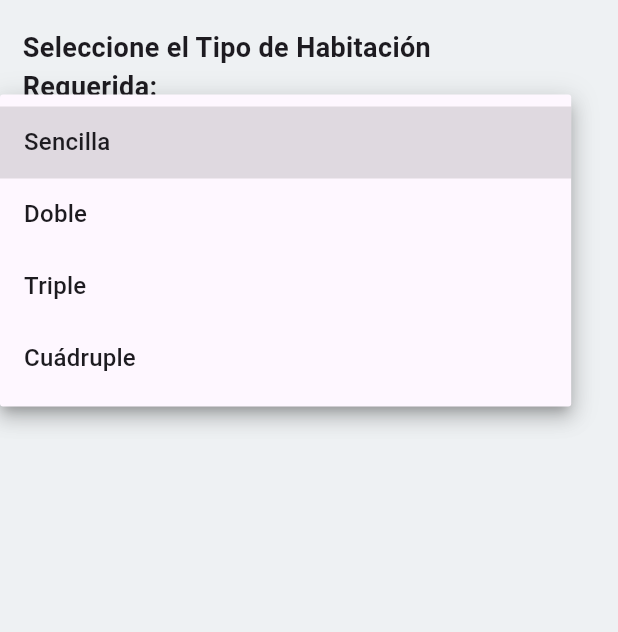
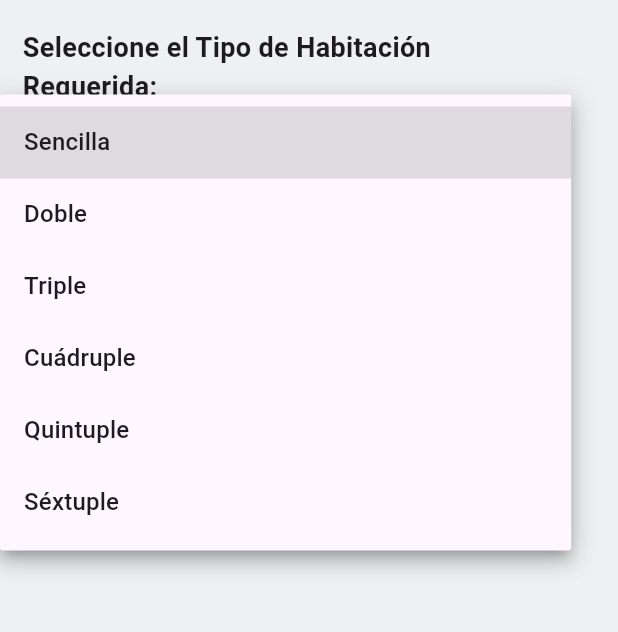
Before and after one commit to JMPS1984/saiey, a Flutter app: the AddReserveForm screen opened by its route, after a tap on the "arrow drop down" icon, on a phone screen of 412 x 824 dp, the part 84-716 px from its top. Run offline on Flutter 3.47's test engine with Material 3 defaults, Android fonts, the phone set to English and light mode, and no system bars; our stand-ins replace carousel_slider, email_validator, fl_chart, flutter_svg, image_picker; missing offline and left inert: dart:ffi; project files that could hold a hidden picture were left out.

Commit message:
mejora en la pantalla de reserva

```diff
--- a/lib/Screens/reserve_screen.dart
+++ b/lib/Screens/reserve_screen.dart
@@ -14,12 +14,14 @@ class AddReserveForm extends StatefulWidget {
 
 class __AddReserveFormState extends State<AddReserveForm> {
   final _addReserveFormKey = GlobalKey<FormState>();
-  List<String> tiposHabitacion = ['Sencilla', 'Doble', 'Triple', 'Cuádruple'];
+  List<String> tiposHabitacion = ['Sencilla', 'Doble', 'Triple', 'Cuádruple', 'Quintuple', 'Séxtuple'];
   Map<String, List<String>> habitacionesDisponibles = {
     'Sencilla': ['001', '002', '003', '004', '005', '006', '007', '008', '009', '010'],
     'Doble': ['011', '012', '013', '014', '015', '016', '017', '018', '019', '020'],
     'Triple': ['021', '022', '023', '024', '025', '026', '027', '028', '029', '030'],
     'Cuádruple': ['031', '032', '033', '034', '035', '036', '037', '038', '039', '040'],
+    'Quintuple': ['041', '042', '043', '044', '045', '046', '047', '048', '049', '050'],
+    'Séxtuple': ['051', '052', '053', '054', '055', '056', '057', '058', '059', '060'],
   };
   String? selectedRoomType;
   String? selectedRoomNumber;
@@ -33,6 +35,8 @@ class __AddReserveFormState extends State<AddReserveForm> {
           actions: [],
         ),
         drawer: const SideBar(),
+
+
         backgroundColor: const Color(0xffEEF1F3),
         body: SingleChildScrollView(
           child: Form(
@@ -51,6 +55,7 @@ class __AddReserveFormState extends State<AddReserveForm> {
                           }
                           return null;
                         },
+
                  items: tiposHabitacion.map((String tipo) {
                                       return DropdownMenuItem(
                                         value: tipo,
@@ -74,6 +79,7 @@ class __AddReserveFormState extends State<AddReserveForm> {
                                       ),
 
                                     Wrap(
+
                                       spacing: 8,
                                       runSpacing: 8,
                                       children: habitacionesDisponibles[selectedRoomType]!.map((number) {
@@ -99,10 +105,12 @@ class __AddReserveFormState extends State<AddReserveForm> {
                                                     : Colors.black,
                                               ),
                                             ),
+
                                           ),
                                         );
                                       }).toList(),
                                       ),
+
                               const SizedBox(height: 16),
                               CustomDateInputField(
                                 labelText: 'Seleccione una Fecha de Inicio (dd/mm/yyyy)',
```
Lines whose indentation alone changed are shown as unchanged.
